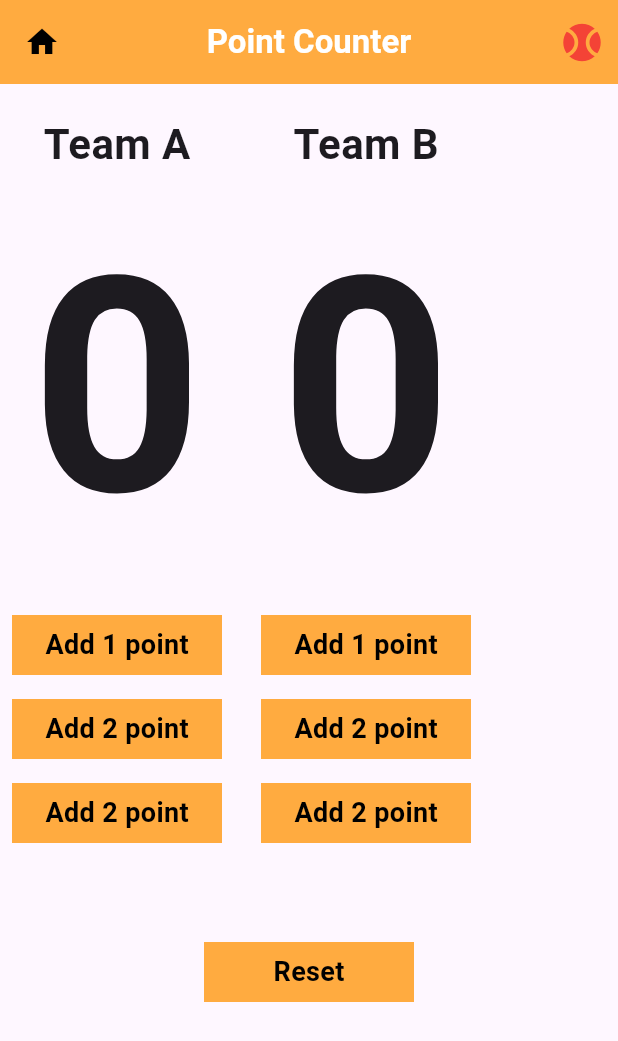
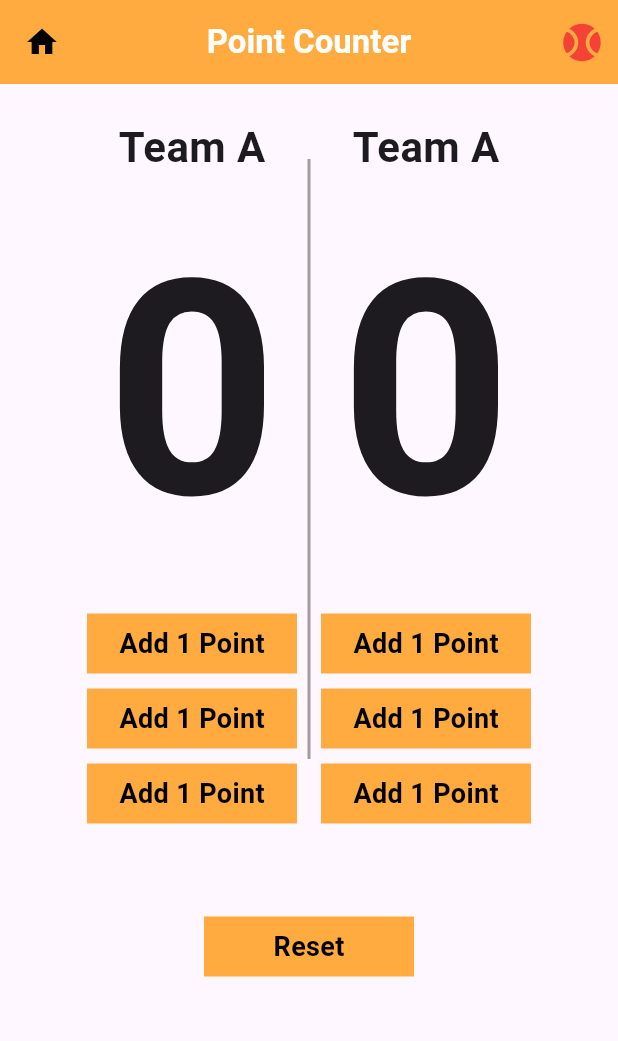
Before and after one commit to jamelalhamd/basketball_calculator, a Flutter app: the screen it shows after launch, on a phone screen of 412 x 824 dp. Shown: the top 1041 px of the screen. Run offline on Flutter 3.47's test engine with Material 2 defaults, Android fonts, the phone set to English and light mode, and no system bars.

Commit message:
UI finsh

```diff
--- a/lib/bassketball.dart
+++ b/lib/bassketball.dart
@@ -3,9 +3,17 @@
 
 import 'package:flutter/material.dart';
 
-class basketball extends StatelessWidget {
+class basketball extends StatefulWidget {
   const basketball({super.key});
 
+  @override
+  State<basketball> createState() => _basketballState();
+}
+
+class _basketballState extends State<basketball> {
+
+  int A=0 ;
+  int B=0 ;
   @override
   Widget build(BuildContext context) {
     return  Scaffold(
@@ -26,47 +34,59 @@ class basketball extends StatelessWidget {
         crossAxisAlignment: CrossAxisAlignment.center,
         children: [
 
-          const Row(
+          Row(
+mainAxisAlignment: MainAxisAlignment.center,
+            children: [
+          Column(
 
-            children: [
-             mycoulum1() ,
-
-              Divider(height:10,indent: 10,thickness: 10,color: Colors.black, ),
-              mycoulum2() ,
-
-
-
-
-            ],
-          ),
-          SizedBox(height: 50),
-          mybutton(titel: 'Reset'),
-
-        ],
-      ),
-
-    );
-  }
-}
-
-class mycoulum2 extends StatelessWidget {
-  const mycoulum2({
-    super.key,
-  });
-
-  @override
-  Widget build(BuildContext context) {
-    return Column(
-
-      children: const [
+          children:  [
           SizedBox(height: 20),
-        Text("Team B",style: TextStyle(fontSize: 28,fontWeight: FontWeight.bold)),
+          Text("Team A",style: TextStyle(fontSize: 28,fontWeight: FontWeight.bold)),
 
           Text("0",style: TextStyle(fontSize: 200,fontWeight: FontWeight.bold)),
 
-       mybutton(titel: "Add 1 point"),
-        mybutton(titel: "Add 2 point"),
-        mybutton(titel: "Add 2 point"),
+            Padding(
+              padding: EdgeInsets.symmetric(vertical: 5),
+              child: GestureDetector(
+                onTap: (){
+
+                },
+                child: Container(
+                  color: kcolors,
+                  width: 140,
+                  height: 40,
+                  child: Center(child: Text('Add 1 Point',style: TextStyle(color: Colors.black,fontWeight: FontWeight.bold,fontSize: 18),)),
+                ),
+              ),
+            ),
+            Padding(
+              padding: EdgeInsets.symmetric(vertical: 5),
+              child: GestureDetector(
+                onTap: (){
+
+                },
+                child: Container(
+                  color: kcolors,
+                  width: 140,
+                  height: 40,
+                  child: Center(child: Text('Add 1 Point',style: TextStyle(color: Colors.black,fontWeight: FontWeight.bold,fontSize: 18),)),
+                ),
+              ),
+            ),
+            Padding(
+              padding: EdgeInsets.symmetric(vertical: 5),
+              child: GestureDetector(
+                onTap: (){
+
+                },
+                child: Container(
+                  color: kcolors,
+                  width: 140,
+                  height: 40,
+                  child: Center(child: Text('Add 1 Point',style: TextStyle(color: Colors.black,fontWeight: FontWeight.bold,fontSize: 18),)),
+                ),
+              ),
+            ),
 
 
 
@@ -76,27 +96,69 @@ class mycoulum2 extends StatelessWidget {
         ],
 
 
-    );
-  }
-}
-class mycoulum1 extends StatelessWidget {
-  const mycoulum1({
-    super.key,
-  });
+      ),
 
-  @override
-  Widget build(BuildContext context) {
-    return Column(
+              SizedBox(
+                height: 500,
+                child: VerticalDivider(
+                  indent: 50,
+                  endIndent: 50,
+                  color: Colors.grey,
+                  thickness: 2,
+                ),
+              ),
 
-      children: [
+              Column(
+
+                children:  [
                   SizedBox(height: 20),
                   Text("Team A",style: TextStyle(fontSize: 28,fontWeight: FontWeight.bold)),
 
                   Text("0",style: TextStyle(fontSize: 200,fontWeight: FontWeight.bold)),
 
-        mybutton(titel: "Add 1 point"),
-        mybutton(titel: "Add 2 point"),
-        mybutton(titel: "Add 2 point"),
+                  Padding(
+                    padding: EdgeInsets.symmetric(vertical: 5),
+                    child: GestureDetector(
+                      onTap: (){
+
+                      },
+                      child: Container(
+                        color: kcolors,
+                        width: 140,
+                        height: 40,
+                        child: Center(child: Text('Add 1 Point',style: TextStyle(color: Colors.black,fontWeight: FontWeight.bold,fontSize: 18),)),
+                      ),
+                    ),
+                  ),
+                  Padding(
+                    padding: EdgeInsets.symmetric(vertical: 5),
+                    child: GestureDetector(
+                      onTap: (){
+
+                      },
+                      child: Container(
+                        color: kcolors,
+                        width: 140,
+                        height: 40,
+                        child: Center(child: Text('Add 1 Point',style: TextStyle(color: Colors.black,fontWeight: FontWeight.bold,fontSize: 18),)),
+                      ),
+                    ),
+                  ),
+                  Padding(
+                    padding: EdgeInsets.symmetric(vertical: 5),
+                    child: GestureDetector(
+                      onTap: (){
+
+                      },
+                      child: Container(
+                        color: kcolors,
+                        width: 140,
+                        height: 40,
+                        child: Center(child: Text('Add 1 Point',style: TextStyle(color: Colors.black,fontWeight: FontWeight.bold,fontSize: 18),)),
+                      ),
+                    ),
+                  ),
+
 
 
 
@@ -105,31 +167,34 @@ class mycoulum1 extends StatelessWidget {
                 ],
 
 
+              ),
+
+
+
+
+            ],
+          ),
+          SizedBox(height: 50),
+          Padding(
+            padding: EdgeInsets.symmetric(vertical: 5),
+            child: GestureDetector(
+              onTap: (){
+
+              },
+              child: Container(
+                color: kcolors,
+                width: 140,
+                height: 40,
+                child: Center(child: Text('Reset',style: TextStyle(color: Colors.black,fontWeight: FontWeight.bold,fontSize: 18),)),
+              ),
+            ),
+          ),
+
+        ],
+      ),
+
     );
   }
 }
 
-class mybutton extends StatelessWidget {
-  const mybutton({
-    super.key, required this.titel,
-  });
-final String titel;
-  @override
-  Widget build(BuildContext context) {
-    return Padding(
-      padding: const EdgeInsets.all(8.0),
-      child: GestureDetector(
-        onTap: (){},
-        child: Container(
-          color: kcolors,
-          width: 140,
-            height: 40,
-          child: Center(child: Text(titel,style: TextStyle(color: Colors.black,fontWeight: FontWeight.bold,fontSize: 18),)),
-        ),
-      ),
-    );
-  }
-}
-
-
-const Color kcolors =Colors.orangeAccent;
+const Color kcolors=Colors.orangeAccent;
```
Lines whose indentation alone changed are shown as unchanged.
